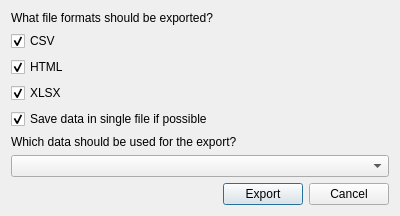
Before: the Qt Designer form gui/definitions/ui/data_export_dialog.ui in SilMon/NucDetect, drawn with Qt 5.
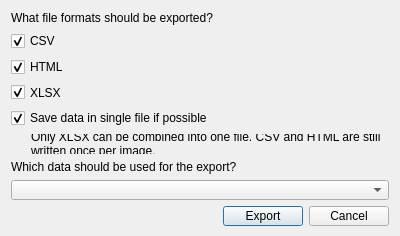
After: the same form once the commit is applied.

Commit message: Stop the data export losing images, and fix the batch progress counter

```diff
--- a/gui/definitions/ui/data_export_dialog.ui
+++ b/gui/definitions/ui/data_export_dialog.ui
@@ -64,6 +64,19 @@
      </property>
     </widget>
    </item>
+   <item>
+    <widget class="QLabel" name="lbl_single_file_note">
+     <property name="text">
+      <string>Only XLSX can be combined into one file. CSV and HTML are still written once per image.</string>
+     </property>
+     <property name="wordWrap">
+      <bool>true</bool>
+     </property>
+     <property name="indent">
+      <number>20</number>
+     </property>
+    </widget>
+   </item>
    <item>
     <widget class="QLabel" name="label_2">
      <property name="text">
```
The commit also changes 3 other files.
